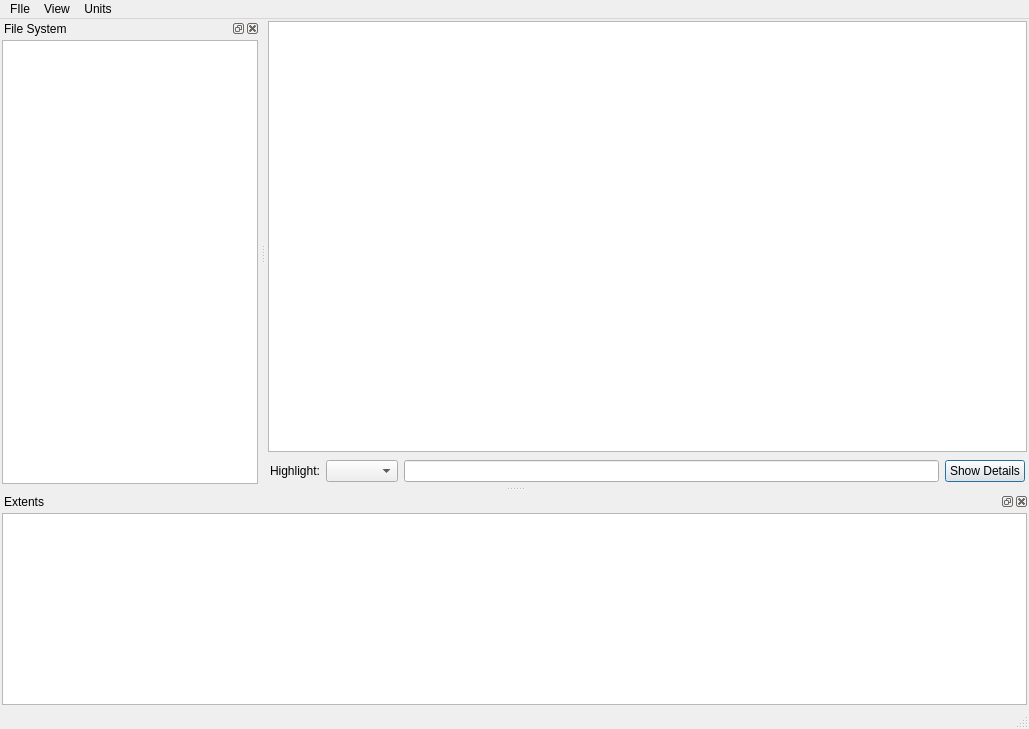
The window that filemapper.ui (djwong/filemapper) describes before a commit, drawn with Qt 5.
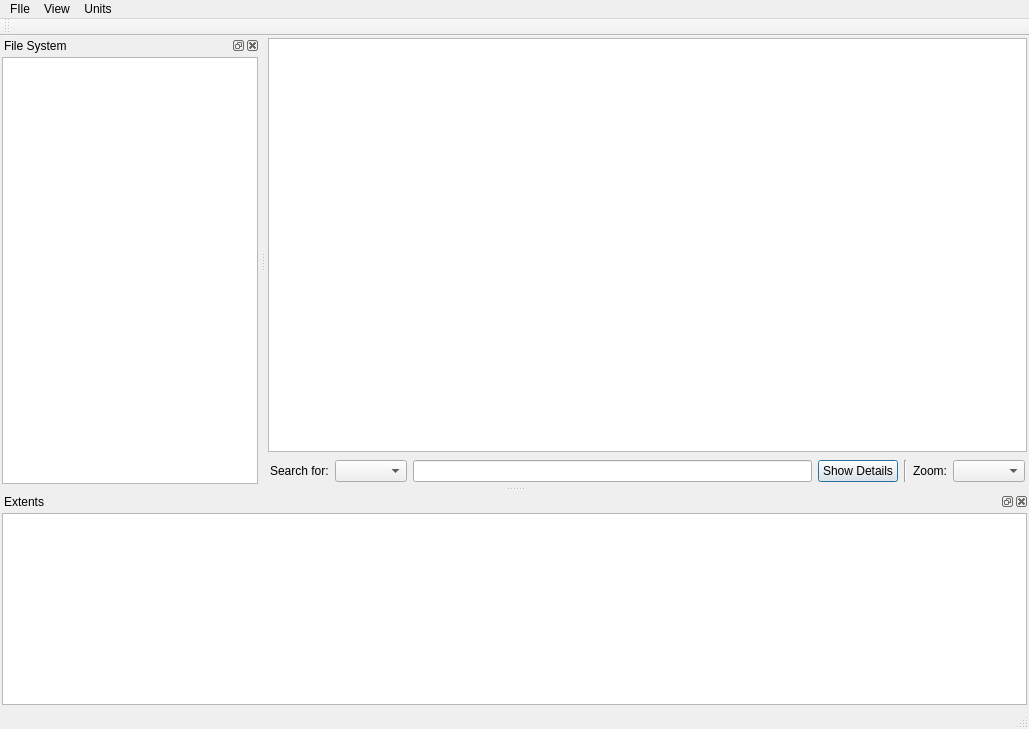
The same window after the commit.

Commit message: Implement a zoom function; move the querybar to the toolbar.

Diff of the .ui file:
```diff
--- a/filemapper.ui
+++ b/filemapper.ui
@@ -82,7 +82,7 @@
        <item>
         <widget class="QLabel" name="label">
          <property name="text">
-          <string>Highlight:</string>
+          <string>Search for:</string>
          </property>
         </widget>
        </item>
@@ -109,6 +109,23 @@
          </property>
         </widget>
        </item>
+       <item>
+        <widget class="Line" name="line">
+         <property name="orientation">
+          <enum>Qt::Vertical</enum>
+         </property>
+        </widget>
+       </item>
+       <item>
+        <widget class="QLabel" name="label_2">
+         <property name="text">
+          <string>Zoom:</string>
+         </property>
+        </widget>
+       </item>
+       <item>
+        <widget class="QComboBox" name="zoom_combo"/>
+       </item>
       </layout>
      </widget>
     </item>
@@ -234,6 +251,17 @@
    <addaction name="menuView"/>
    <addaction name="menuUnits"/>
   </widget>
+  <widget class="QToolBar" name="toolBar">
+   <property name="windowTitle">
+    <string>toolBar</string>
+   </property>
+   <attribute name="toolBarArea">
+    <enum>TopToolBarArea</enum>
+   </attribute>
+   <attribute name="toolBarBreak">
+    <bool>false</bool>
+   </attribute>
+  </widget>
   <action name="actionQuit">
    <property name="text">
     <string>Quit</string>
```
Left out of the diff: 2 changed lines with no effect on the pictures. The commit also changes 2 other files.
